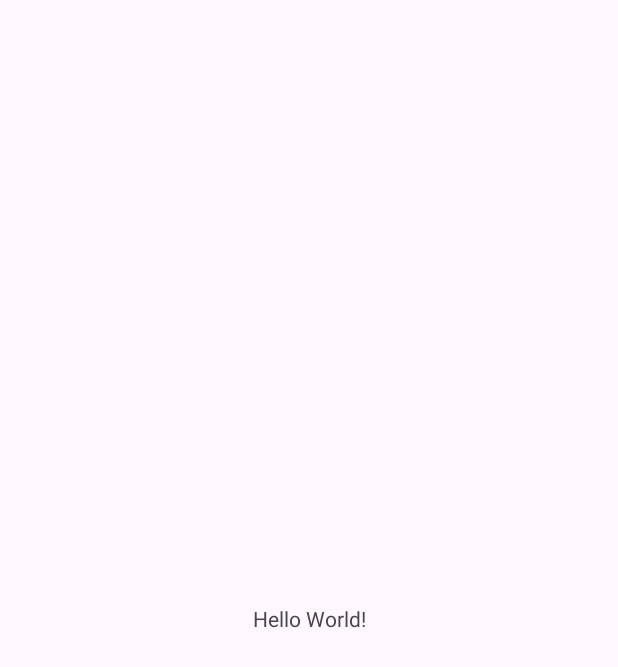
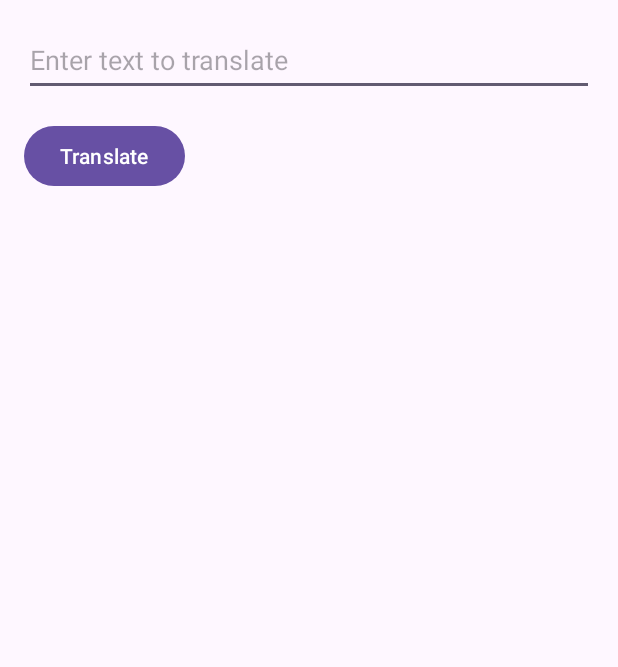
Before and after one commit to itc-s23006/translation, an Android app: the screen it shows after launch (MainActivity), on a phone screen of 412 x 824 dp. Before the commit the part shown is almost empty. Shown: the top 667 px of the screen. Run offline under Robolectric (Android 15) with nearby library versions, the phone set to English and light mode, and no system bars.

```diff
--- a/app/build.gradle.kts
+++ b/app/build.gradle.kts
@@ -42,6 +42,8 @@ dependencies {
     implementation(libs.material)
     implementation(libs.androidx.activity)
     implementation(libs.androidx.constraintlayout)
+    implementation("com.squareup.retrofit2:retrofit:2.9.0")
+    implementation("com.squareup.retrofit2:converter-gson:2.9.0")
     testImplementation(libs.junit)
     androidTestImplementation(libs.androidx.junit)
     androidTestImplementation(libs.androidx.espresso.core)
--- a/app/src/main/AndroidManifest.xml
+++ b/app/src/main/AndroidManifest.xml
@@ -1,6 +1,8 @@
 <?xml version="1.0" encoding="utf-8"?>
 <manifest xmlns:android="http://schemas.android.com/apk/res/android"
     xmlns:tools="http://schemas.android.com/tools">
+
+    <uses-permission android:name="android.permission.INTERNET" />
 
     <application
         android:allowBackup="true"
--- a/app/src/main/java/jp/ac/it_college/std/s23006/translation/MainActivity.kt
+++ b/app/src/main/java/jp/ac/it_college/std/s23006/translation/MainActivity.kt
@@ -1,20 +1,45 @@
 package jp.ac.it_college.std.s23006.translation
 
 import android.os.Bundle
-import androidx.activity.enableEdgeToEdge
+import android.widget.Button
+import android.widget.EditText
+import android.widget.TextView
 import androidx.appcompat.app.AppCompatActivity
-import androidx.core.view.ViewCompat
-import androidx.core.view.WindowInsetsCompat
+import retrofit2.Call
+import retrofit2.Callback
+import retrofit2.Response
 
 class MainActivity : AppCompatActivity() {
+
     override fun onCreate(savedInstanceState: Bundle?) {
         super.onCreate(savedInstanceState)
-        enableEdgeToEdge()
         setContentView(R.layout.activity_main)
-        ViewCompat.setOnApplyWindowInsetsListener(findViewById(R.id.main)) { v, insets ->
-            val systemBars = insets.getInsets(WindowInsetsCompat.Type.systemBars())
-            v.setPadding(systemBars.left, systemBars.top, systemBars.right, systemBars.bottom)
-            insets
+
+        val retrofit = RetrofitClient.instance
+        val service = retrofit.create(TranslationService::class.java)
+
+        val inputText = findViewById<EditText>(R.id.inputText)
+        val translateButton = findViewById<Button>(R.id.translateButton)
+        val resultText = findViewById<TextView>(R.id.resultText)
+
+        translateButton.setOnClickListener {
+            val text = inputText.text.toString()
+            val call = service.translate(text)
+
+            call.enqueue(object : Callback<TranslationResponse> {
+                override fun onResponse(call: Call<TranslationResponse>, response: Response<TranslationResponse>) {
+                    if (response.isSuccessful) {
+                        val translatedText = response.body()?.translatedText
+                        resultText.text = translatedText ?: "翻訳エラー"
+                    } else {
+                        resultText.text = "翻訳エラー: ${response.code()}"
+                    }
+                }
+
+                override fun onFailure(call: Call<TranslationResponse>, t: Throwable) {
+                    resultText.text = "翻訳エラー: ${t.message}"
+                }
+            })
         }
     }
 }
--- /dev/null
+++ b/app/src/main/java/jp/ac/it_college/std/s23006/translation/RetrofitClient.kt
@@ -0,0 +1,15 @@
+package jp.ac.it_college.std.s23006.translation
+
+import retrofit2.Retrofit
+import retrofit2.converter.gson.GsonConverterFactory
+
+object RetrofitClient {
+    private const val BASE_URL = "https://libretranslate.de/"
+
+    val instance: Retrofit by lazy {
+        Retrofit.Builder()
+            .baseUrl(BASE_URL)
+            .addConverterFactory(GsonConverterFactory.create())
+            .build()
+    }
+}
--- /dev/null
+++ b/app/src/main/java/jp/ac/it_college/std/s23006/translation/TranslationResponse.kt
@@ -0,0 +1,5 @@
+package jp.ac.it_college.std.s23006.translation
+
+data class TranslationResponse(
+    val translatedText: String
+)
--- a/app/src/main/res/layout/activity_main.xml
+++ b/app/src/main/res/layout/activity_main.xml
@@ -1,19 +1,31 @@
 <?xml version="1.0" encoding="utf-8"?>
-<androidx.constraintlayout.widget.ConstraintLayout xmlns:android="http://schemas.android.com/apk/res/android"
-    xmlns:app="http://schemas.android.com/apk/res-auto"
-    xmlns:tools="http://schemas.android.com/tools"
-    android:id="@+id/main"
+<RelativeLayout xmlns:android="http://schemas.android.com/apk/res/android"
     android:layout_width="match_parent"
     android:layout_height="match_parent"
-    tools:context=".MainActivity">
+    android:padding="16dp">
+
+    <EditText
+        android:id="@+id/inputText"
+        android:layout_width="match_parent"
+        android:layout_height="wrap_content"
+        android:hint="Enter text to translate"
+        android:inputType="text"
+        android:minHeight="48dp" /> <!-- タッチターゲットを48dpに設定 -->
+
+
+    <Button
+        android:id="@+id/translateButton"
+        android:layout_width="wrap_content"
+        android:layout_height="wrap_content"
+        android:text="Translate"
+        android:layout_below="@id/inputText"
+        android:layout_marginTop="16dp" />
 
     <TextView
-        android:layout_width="wrap_content"
+        android:id="@+id/resultText"
+        android:layout_width="match_parent"
         android:layout_height="wrap_content"
-        android:text="Hello World!"
-        app:layout_constraintBottom_toBottomOf="parent"
-        app:layout_constraintEnd_toEndOf="parent"
-        app:layout_constraintStart_toStartOf="parent"
-        app:layout_constraintTop_toTopOf="parent" />
-
-</androidx.constraintlayout.widget.ConstraintLayout>
+        android:layout_below="@id/translateButton"
+        android:layout_marginTop="16dp"
+        android:textSize="18sp"/>
+</RelativeLayout>
```
Also changed, not shown: app/src/main/java/jp/ac/it_college/std/s23006/translation/TranslationService.kt (added, +14 -0 lines).
